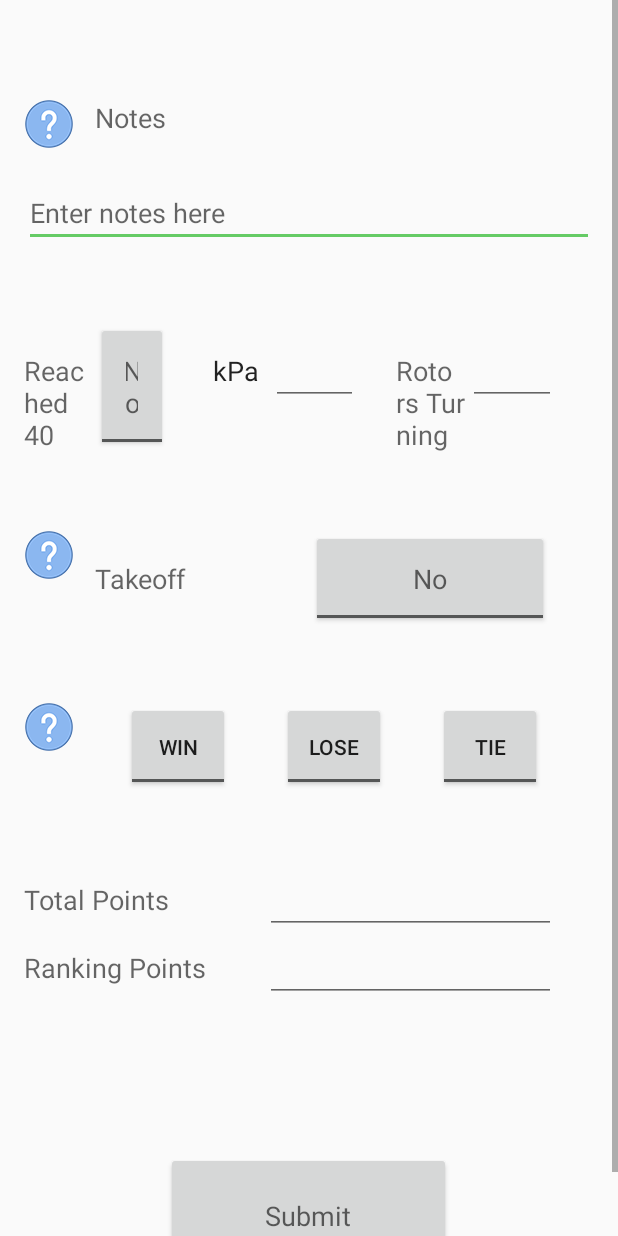
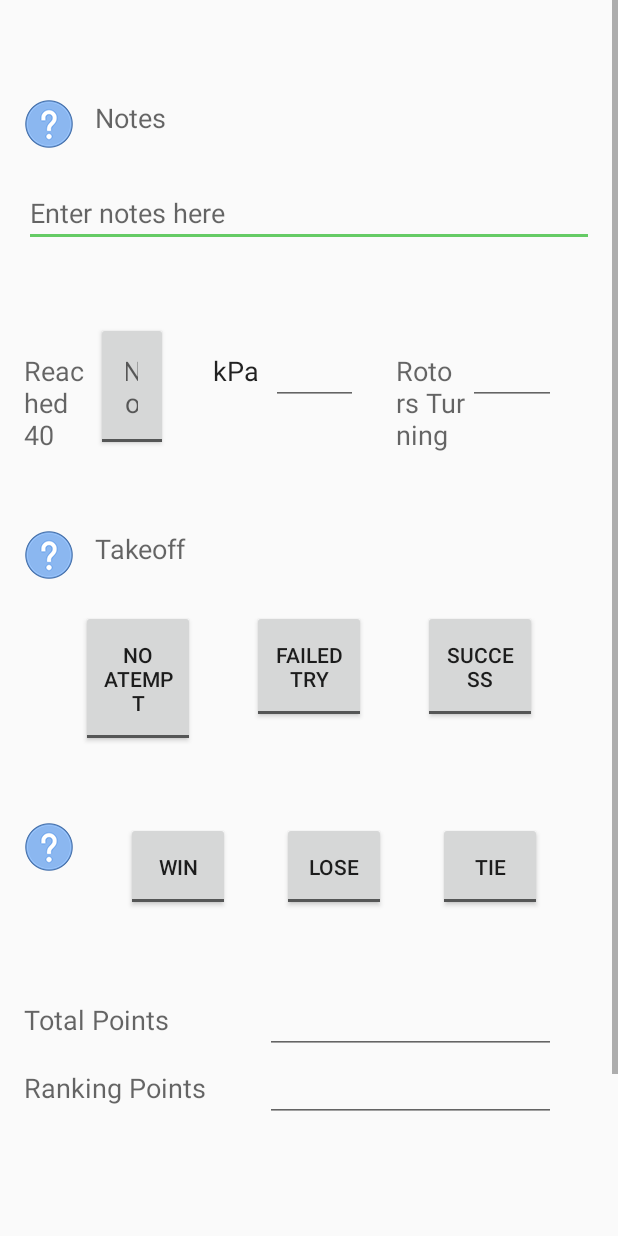
Before and after one commit to SaratogaMSET/ScoutingTakeThree-master, an Android app: the fragment PostMatch shown on its own in the app's theme, on a phone screen of 412 x 824 dp. Run offline under Robolectric (Android 15) with nearby library versions, the light colour scheme and no system bars.

Commit message:
Added takeoff consistency

```diff
--- a/app/src/main/java/com/example/trishlapokharna/scoutingtakethree/Confirmation.java
+++ b/app/src/main/java/com/example/trishlapokharna/scoutingtakethree/Confirmation.java
@@ -138,7 +138,7 @@ public class Confirmation extends AppCompatActivity {
         reachedPressure.setText(PostMatch.reach.getText().toString());
         numPressure.setText(PostMatch.numPressure.getText().toString());
         rotor.setText(PostMatch.rotors.getText().toString());
-        takeOff.setText(PostMatch.takeoff.getText().toString());
+        takeOff.setText(myRobo.getTakeoff().toString());
         totalPoints.setText(PostMatch.totalPoints.getText().toString());
         rankingPoints.setText(PostMatch.rankingPoints.getText().toString());
         result.setText(myRobo.getResult().toString());
@@ -226,7 +226,7 @@ public class Confirmation extends AppCompatActivity {
             writer.append("Reached 40 kPa, " + (PostMatch.reach.getText().toString()) + "\n");
             writer.append("Total Pressure, " + (PostMatch.numPressure.getText().toString()) + "\n");
             writer.append("Rotors Turning, " + PostMatch.rotors.getText().toString() + "\n");
-            writer.append("Takeoff, " + getTf(PostMatch.takeoff.getText().toString()) + "\n");
+            writer.append("Takeoff, " + myRobo.getTakeoff().toString() + "\n");
             writer.append("Total Points, " + PostMatch.totalPoints.getText().toString() + "\n");
             writer.append("Ranking Points, "+ PostMatch.rankingPoints.getText().toString() + "\n");
             writer.append("Result, " + myRobo.getResult().toString() + "\n");
--- a/app/src/main/java/com/example/trishlapokharna/scoutingtakethree/PostMatch.java
+++ b/app/src/main/java/com/example/trishlapokharna/scoutingtakethree/PostMatch.java
@@ -33,6 +33,10 @@ public class PostMatch extends Fragment {
     static ToggleButton lose;
     static ToggleButton tie;
 
+    static ToggleButton tried;
+    static ToggleButton no;
+    static ToggleButton succeed;
+
     boolean teamMatch = false;
 
     ImageButton notesHelp;
@@ -53,7 +57,6 @@ public class PostMatch extends Fragment {
     static EditText notesText;
     static ToggleButton reach;
     static EditText numPressure;
-    static ToggleButton takeoff;
     static EditText totalPoints;
     static EditText rotors;
     static EditText rankingPoints;
@@ -72,7 +75,6 @@ public class PostMatch extends Fragment {
         notesText = (EditText) in.findViewById(R.id.notesEdit);
         reach = (ToggleButton) in.findViewById(R.id.reachToggle);
         numPressure = (EditText) in.findViewById(R.id.pressurerEdit);
-        takeoff = (ToggleButton) in.findViewById(R.id.takeoffToggle);
         rotors = (EditText) in.findViewById(R.id.editRotors);
         totalPoints = (EditText) in.findViewById(R.id.totalPointsEdit);
         rankingPoints = (EditText) in.findViewById(R.id.rankingPointsEdit);
@@ -84,6 +86,14 @@ public class PostMatch extends Fragment {
         win.setOnCheckedChangeListener(changeChecker);
         lose.setOnCheckedChangeListener(changeChecker);
         tie.setOnCheckedChangeListener(changeChecker);
+
+        tried = (ToggleButton) in.findViewById(R.id.tryTakeToggle);
+        no = (ToggleButton) in.findViewById(R.id.noTakeToggle);
+        succeed = (ToggleButton) in.findViewById(R.id.successTakeToggle);
+
+        tried.setOnCheckedChangeListener(changeChecker2);
+        no.setOnCheckedChangeListener(changeChecker2);
+        succeed.setOnCheckedChangeListener(changeChecker2);
 
         notesHelp.setOnClickListener(new View.OnClickListener() {
             @Override
@@ -152,8 +162,10 @@ public class PostMatch extends Fragment {
                     Toast.makeText(getActivity(), "Add Total Points! D:", Toast.LENGTH_SHORT).show();
                 } else if (PostMatch.rankingPoints.getText().toString().length() == 0){
                     Toast.makeText(getActivity(), "Add Ranking Points! B-)", Toast.LENGTH_SHORT).show();
-                } else if (PostMatch.rotors.getText().toString().length() == 0){
+                } else if (PostMatch.rotors.getText().toString().length() == 0) {
                     Toast.makeText(getActivity(), "Add Rotor #! :|", Toast.LENGTH_SHORT).show();
+                }else if(PostMatch.no.isChecked() == false && PostMatch.tried.isChecked() == false && PostMatch.succeed.isChecked() == false){
+                    Toast.makeText(getActivity(), "Select a button for takeoff! ~__~", Toast.LENGTH_SHORT).show();
                 } else if(PostMatch.win.isChecked() == false && PostMatch.lose.isChecked() == false && PostMatch.tie.isChecked() == false){
                     Toast.makeText(getActivity(), "Select win, lose, or tie! >:D", Toast.LENGTH_SHORT).show();
                 } else {
@@ -206,6 +218,30 @@ public class PostMatch extends Fragment {
         }
     };
 
+    CompoundButton.OnCheckedChangeListener changeChecker2 = new CompoundButton.OnCheckedChangeListener() {
+
+        public void onCheckedChanged(CompoundButton buttonView, boolean isChecked) {
+            if (isChecked) {
+                if (buttonView != no) {
+                    no.setChecked(false);
+                } if (buttonView != tried) {
+                    tried.setChecked(false);
+                } if (buttonView != succeed) {
+                    succeed.setChecked(false);
+                } if (buttonView == no) {
+                    String str = "No Attempt";
+                    myRobo.setTakeoff(str);
+                } else if (buttonView == tried) {
+                    String str = "Failed Try";
+                    myRobo.setTakeoff(str);
+                } else if (buttonView == succeed) {
+                    String str = "Success";
+                    myRobo.setTakeoff(str);
+                }
+            }
+        }
+    };
+
 
 
     public static int numSpaces(String str){
--- a/app/src/main/java/com/example/trishlapokharna/scoutingtakethree/RoboInfo.java
+++ b/app/src/main/java/com/example/trishlapokharna/scoutingtakethree/RoboInfo.java
@@ -15,6 +15,7 @@ public class RoboInfo {
     String endGameT = "N";
     String result = "Lose";
     String position;
+    String takeoff;
 
     static final RoboInfo me = new RoboInfo();
 
@@ -82,8 +83,9 @@ public class RoboInfo {
         return matchNumber;
     }
 
-
     public String getDefense(){ return defense; };
     public void setDefense(String str) { defense = str;}
 
+    public void setTakeoff(String str) {takeoff = str; }
+    public String getTakeoff() {return takeoff;}
 }
--- a/app/src/main/res/layout/fragment_post_match.xml
+++ b/app/src/main/res/layout/fragment_post_match.xml
@@ -148,20 +148,69 @@
                 android:textAppearance="?android:attr/textAppearanceMedium"
                 android:text="   Takeoff"
                 android:id="@+id/takeoffTextView" />
+        </TableRow>
 
+        <TableRow
+            android:layout_width="match_parent"
+            android:layout_height="wrap_content"
+            android:id="@+id/takeoffLayout"
+            android:layout_marginTop="20dp"
+            android:layout_below="@+id/rotorLayout">
+
+            <Space
+                android:layout_width="0dp"
+                android:layout_weight=".1"
+                android:layout_height="wrap_content"
+                tools:targetApi="ice_cream_sandwich" />
 
             <ToggleButton
                 android:layout_width="0dp"
-                android:layout_weight=".25"
+                android:layout_weight=".2"
                 android:layout_height="wrap_content"
+                android:paddingTop="20dp"
+                android:paddingBottom="20dp"
+                android:textOff="No Atempt"
+                android:textOn="No Attempt"
                 android:text="New ToggleButton"
-                android:padding="20dp"
-                android:layout_marginRight="30dp"
-                android:textAppearance="?android:attr/textAppearanceMedium"
-                android:id="@+id/takeoffToggle"
-                android:textOff="No"
-                android:textOn="Yes"
-                />
+                android:id="@+id/noTakeToggle" />
+            <Space
+                android:layout_width="0dp"
+                android:layout_weight=".1"
+                android:layout_height="wrap_content"
+                tools:targetApi="ice_cream_sandwich" />
+
+            <ToggleButton
+                android:layout_width="0dp"
+                android:layout_weight=".2"
+                android:layout_height="wrap_content"
+                android:paddingTop="20dp"
+                android:paddingBottom="20dp"
+                android:textOff="Failed Try"
+                android:textOn="Failed Try"
+                android:text="New ToggleButton"
+                android:id="@+id/tryTakeToggle" />
+            <Space
+                android:layout_width="0dp"
+                android:layout_weight=".1"
+                android:layout_height="wrap_content"
+                tools:targetApi="ice_cream_sandwich" />
+
+            <ToggleButton
+                android:layout_width="0dp"
+                android:layout_weight=".2"
+                android:layout_height="wrap_content"
+                android:paddingTop="20dp"
+                android:paddingBottom="20dp"
+                android:textOff="Success"
+                android:textOn="Success"
+                android:text="New ToggleButton"
+                android:id="@+id/successTakeToggle" />
+
+            <Space
+                android:layout_width="0dp"
+                android:layout_weight=".1"
+                android:layout_height="wrap_content"
+                tools:targetApi="ice_cream_sandwich" />
 
         </TableRow>
 
@@ -170,7 +219,7 @@
             android:layout_height="wrap_content"
             android:id="@+id/toggleLayout"
             android:layout_marginTop="50dp"
-            android:layout_below="@+id/rotorLayout">
+            android:layout_below="@+id/takeoffLayout">
 
             <ImageButton
                 android:id="@+id/resultsImageButton"
```
